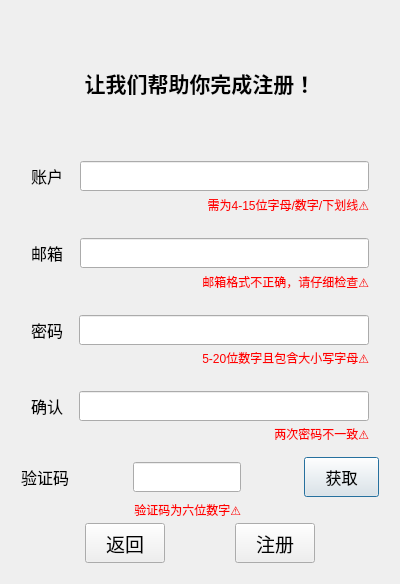
First picture: the form in registerdialog.ui, repository BaijiuChat/BC_Client, before the edit.
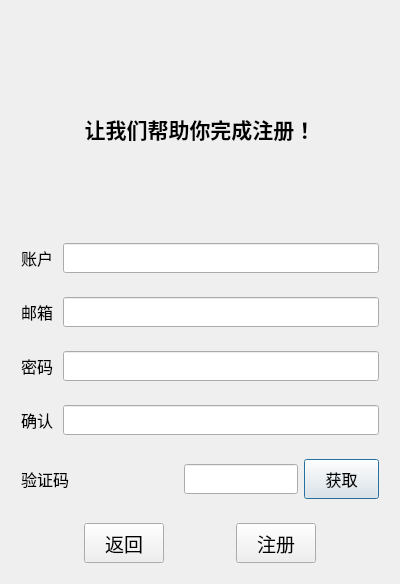
Second picture: the form after the edit. Custom widgets are drawn as their Qt base class.

Diff of the .ui file:
```diff
--- a/registerdialog.ui
+++ b/registerdialog.ui
@@ -57,21 +57,27 @@
       </widget>
      </item>
      <item>
-      <layout class="QGridLayout" name="gridLayout_3">
+      <layout class="QGridLayout" name="gridLayout_3" rowstretch="0,0" rowminimumheight="0,0">
+       <property name="sizeConstraint">
+        <enum>QLayout::SizeConstraint::SetDefaultConstraint</enum>
+       </property>
        <property name="leftMargin">
-        <number>10</number>
+        <number>0</number>
        </property>
        <property name="topMargin">
-        <number>10</number>
+        <number>0</number>
        </property>
        <property name="rightMargin">
-        <number>10</number>
+        <number>0</number>
        </property>
        <property name="bottomMargin">
-        <number>10</number>
+        <number>0</number>
        </property>
-       <property name="spacing">
-        <number>7</number>
+       <property name="horizontalSpacing">
+        <number>0</number>
+       </property>
+       <property name="verticalSpacing">
+        <number>4</number>
        </property>
        <item row="0" column="2">
         <widget class="QLineEdit" name="userLineEdit">
@@ -111,6 +117,18 @@
          <property name="enabled">
           <bool>true</bool>
          </property>
+         <property name="sizePolicy">
+          <sizepolicy hsizetype="Preferred" vsizetype="Fixed">
+           <horstretch>0</horstretch>
+           <verstretch>0</verstretch>
+          </sizepolicy>
+         </property>
+         <property name="minimumSize">
+          <size>
+           <width>0</width>
+           <height>14</height>
+          </size>
+         </property>
          <property name="maximumSize">
           <size>
            <width>16777215</width>
@@ -121,7 +139,7 @@
           <string notr="true">color: red;</string>
          </property>
          <property name="text">
-          <string>需为4-15位字母/数字/下划线⚠️</string>
+          <string/>
          </property>
          <property name="alignment">
           <set>Qt::AlignmentFlag::AlignRight|Qt::AlignmentFlag::AlignTrailing|Qt::AlignmentFlag::AlignVCenter</set>
@@ -133,19 +151,22 @@
      <item>
       <layout class="QGridLayout" name="gridLayout_4">
        <property name="leftMargin">
-        <number>10</number>
+        <number>0</number>
        </property>
        <property name="topMargin">
-        <number>10</number>
+        <number>0</number>
        </property>
        <property name="rightMargin">
-        <number>10</number>
+        <number>0</number>
        </property>
        <property name="bottomMargin">
-        <number>10</number>
+        <number>0</number>
        </property>
-       <property name="spacing">
-        <number>7</number>
+       <property name="horizontalSpacing">
+        <number>0</number>
+       </property>
+       <property name="verticalSpacing">
+        <number>4</number>
        </property>
        <item row="1" column="2">
         <widget class="QLabel" name="emailTip">
@@ -162,7 +183,7 @@
           <string notr="true">color: red;</string>
          </property>
          <property name="text">
-          <string>邮箱格式不正确，请仔细检查⚠️</string>
+          <string/>
          </property>
          <property name="alignment">
           <set>Qt::AlignmentFlag::AlignRight|Qt::AlignmentFlag::AlignTrailing|Qt::AlignmentFlag::AlignVCenter</set>
@@ -207,16 +228,22 @@
      <item>
       <layout class="QGridLayout" name="gridLayout_5">
        <property name="leftMargin">
-        <number>10</number>
+        <number>0</number>
        </property>
        <property name="topMargin">
-        <number>10</number>
+        <number>0</number>
        </property>
        <property name="rightMargin">
-        <number>10</number>
+        <number>0</number>
        </property>
        <property name="bottomMargin">
-        <number>10</number>
+        <number>0</number>
+       </property>
+       <property name="horizontalSpacing">
+        <number>0</number>
+       </property>
+       <property name="verticalSpacing">
+        <number>4</number>
        </property>
        <item row="0" column="1">
         <spacer name="horizontalSpacer_5">
@@ -263,7 +290,7 @@
           <string notr="true">color: red;</string>
          </property>
          <property name="text">
-          <string>5-20位数字且包含大小写字母⚠️</string>
+          <string/>
          </property>
          <property name="alignment">
           <set>Qt::AlignmentFlag::AlignRight|Qt::AlignmentFlag::AlignTrailing|Qt::AlignmentFlag::AlignVCenter</set>
@@ -275,16 +302,22 @@
      <item>
       <layout class="QGridLayout" name="gridLayout_6">
        <property name="leftMargin">
-        <number>10</number>
+        <number>0</number>
        </property>
        <property name="topMargin">
-        <number>10</number>
+        <number>0</number>
        </property>
        <property name="rightMargin">
-        <number>10</number>
+        <number>0</number>
        </property>
        <property name="bottomMargin">
-        <number>10</number>
+        <number>0</number>
+       </property>
+       <property name="horizontalSpacing">
+        <number>0</number>
+       </property>
+       <property name="verticalSpacing">
+        <number>4</number>
        </property>
        <item row="0" column="1">
         <spacer name="horizontalSpacer_6">
@@ -331,7 +364,7 @@
           <string notr="true">color: red;</string>
          </property>
          <property name="text">
-          <string>两次密码不一致⚠️</string>
+          <string/>
          </property>
          <property name="alignment">
           <set>Qt::AlignmentFlag::AlignRight|Qt::AlignmentFlag::AlignTrailing|Qt::AlignmentFlag::AlignVCenter</set>
@@ -342,6 +375,12 @@
      </item>
      <item>
       <layout class="QGridLayout" name="gridLayout_2">
+       <property name="horizontalSpacing">
+        <number>0</number>
+       </property>
+       <property name="verticalSpacing">
+        <number>4</number>
+       </property>
        <item row="0" column="4">
         <widget class="TimerBtn" name="getButton">
          <property name="minimumSize">
@@ -366,19 +405,6 @@
          </property>
         </widget>
        </item>
-       <item row="0" column="3">
-        <spacer name="horizontalSpacer_2">
-         <property name="orientation">
-          <enum>Qt::Orientation::Horizontal</enum>
-         </property>
-         <property name="sizeHint" stdset="0">
-          <size>
-           <width>40</width>
-           <height>20</height>
-          </size>
-         </property>
-        </spacer>
-       </item>
        <item row="0" column="2">
         <widget class="QLineEdit" name="codeLineEdit">
          <property name="minimumSize">
@@ -389,6 +415,25 @@
          </property>
         </widget>
        </item>
+       <item row="1" column="2">
+        <widget class="QLabel" name="codeTip">
+         <property name="maximumSize">
+          <size>
+           <width>16777215</width>
+           <height>14</height>
+          </size>
+         </property>
+         <property name="styleSheet">
+          <string notr="true">color: red;</string>
+         </property>
+         <property name="text">
+          <string/>
+         </property>
+         <property name="alignment">
+          <set>Qt::AlignmentFlag::AlignRight|Qt::AlignmentFlag::AlignTrailing|Qt::AlignmentFlag::AlignVCenter</set>
+         </property>
+        </widget>
+       </item>
        <item row="0" column="0">
         <widget class="QLabel" name="label_5">
          <property name="text">
@@ -409,29 +454,29 @@
          </property>
         </spacer>
        </item>
-       <item row="1" column="2">
-        <widget class="QLabel" name="codeTip">
-         <property name="maximumSize">
+       <item row="0" column="3">
+        <spacer name="horizontalSpacer_2">
+         <property name="orientation">
+          <enum>Qt::Orientation::Horizontal</enum>
+         </property>
+         <property name="sizeType">
+          <enum>QSizePolicy::Policy::Fixed</enum>
+         </property>
+         <property name="sizeHint" stdset="0">
           <size>
-           <width>16777215</width>
-           <height>14</height>
+           <width>6</width>
+           <height>20</height>
           </size>
          </property>
-         <property name="styleSheet">
-          <string notr="true">color: red;</string>
-         </property>
-         <property name="text">
-          <string>验证码为六位数字⚠️</string>
-         </property>
-         <property name="alignment">
-          <set>Qt::AlignmentFlag::AlignRight|Qt::AlignmentFlag::AlignTrailing|Qt::AlignmentFlag::AlignVCenter</set>
-         </property>
-        </widget>
+        </spacer>
        </item>
       </layout>
      </item>
      <item>
       <layout class="QHBoxLayout" name="horizontalLayout_6">
+       <property name="spacing">
+        <number>10</number>
+       </property>
        <item>
         <spacer name="horizontalSpacer_8">
          <property name="orientation">
```
